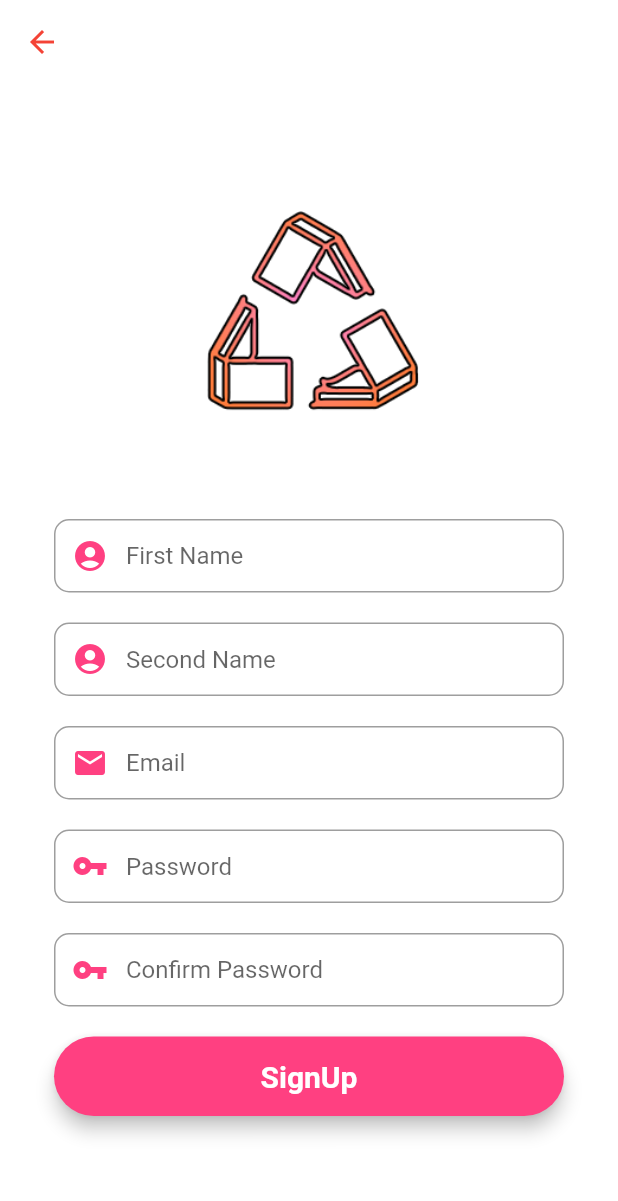
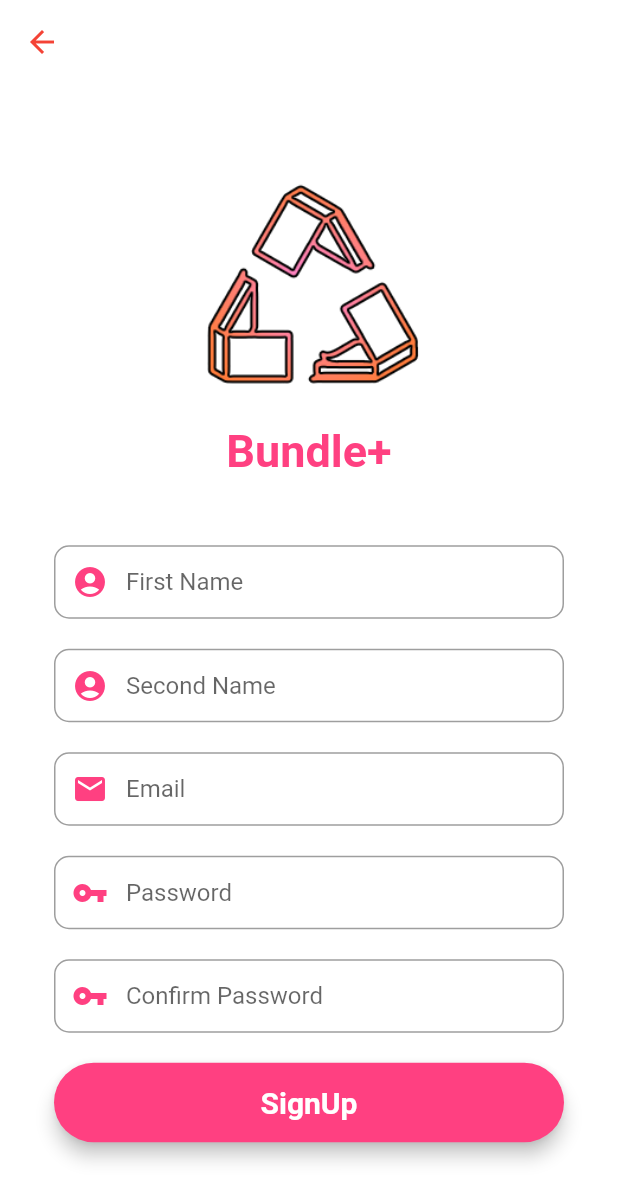
Before and after one commit to Halo-Mobile/bundle-plus-mobile, a Flutter app: the screen it shows after launch, after a tap on "SignUp", on a phone screen of 412 x 824 dp. Shown: the top 1201 px of the screen. Run offline on Flutter 3.47's test engine with Material 2 defaults, Android fonts, the phone set to English and light mode, and no system bars; our stand-ins replace cloud_firestore, firebase_auth, firebase_core, fluttertoast; accounts and stored records are empty; network calls fail.

Commit message:
added text logo, error handling

```diff
--- a/bundle_plus/lib/screens/login.dart
+++ b/bundle_plus/lib/screens/login.dart
@@ -39,16 +39,16 @@ class _LoginScreenState extends State<LoginScreen> {
       },
       textInputAction: TextInputAction.next,
       decoration: InputDecoration(
-        prefixIcon: Icon(
+        prefixIcon: const Icon(
           Icons.mail,
           color: Colors.pinkAccent,
         ),
-        contentPadding: EdgeInsets.fromLTRB(20, 15, 20, 15),
+        contentPadding: const EdgeInsets.fromLTRB(20, 15, 20, 15),
         hintText: "Email",
         border: OutlineInputBorder(
           borderRadius: BorderRadius.circular(10),
         ),
-        focusedBorder: OutlineInputBorder(
+        focusedBorder: const OutlineInputBorder(
           borderSide: BorderSide(
             color: Colors.pinkAccent,
             width: 1.5,
@@ -75,16 +75,16 @@ class _LoginScreenState extends State<LoginScreen> {
       obscureText: true,
       textInputAction: TextInputAction.done,
       decoration: InputDecoration(
-        prefixIcon: Icon(
+        prefixIcon: const Icon(
           Icons.vpn_key,
           color: Colors.pinkAccent,
         ),
-        contentPadding: EdgeInsets.fromLTRB(20, 15, 20, 15),
+        contentPadding: const EdgeInsets.fromLTRB(20, 15, 20, 15),
         hintText: "Password",
         border: OutlineInputBorder(
           borderRadius: BorderRadius.circular(10),
         ),
-        focusedBorder: OutlineInputBorder(
+        focusedBorder: const OutlineInputBorder(
           borderSide: BorderSide(
             color: Colors.pinkAccent,
             width: 1.5,
@@ -98,14 +98,14 @@ class _LoginScreenState extends State<LoginScreen> {
       borderRadius: BorderRadius.circular(30),
       color: Colors.pinkAccent,
       child: MaterialButton(
-        padding: EdgeInsets.fromLTRB(20, 15, 20, 15),
+        padding: const EdgeInsets.fromLTRB(20, 15, 20, 15),
         minWidth: MediaQuery.of(context).size.width,
         onPressed: () {
           // logIn(emailController.text, passwordController.text);
           Navigator.push(
-              context, MaterialPageRoute(builder: (context) => HomeScreen()));
+              context, MaterialPageRoute(builder: (context) => const HomeScreen()));
         },
-        child: Text(
+        child: const Text(
           "Login",
           textAlign: TextAlign.center,
           style: TextStyle(
@@ -133,9 +133,17 @@ class _LoginScreenState extends State<LoginScreen> {
                       child:
                           Image.asset("assets/logo.png", fit: BoxFit.contain),
                     ),
-                    SizedBox(height: 45),
+                    const Text(
+                      'Bundle+',
+                      style: TextStyle(
+                        fontSize: 30,
+                        fontWeight: FontWeight.bold,
+                        color: Colors.pinkAccent,
+                      ),
+                      ),
+                    const SizedBox(height: 45),
                     emailInput,
-                    SizedBox(height: 25),
+                    const SizedBox(height: 25),
                     passwordInput,
                     Row(
                       children: [
@@ -147,7 +155,7 @@ class _LoginScreenState extends State<LoginScreen> {
                             Navigator.push(
                                 context,
                                 MaterialPageRoute(
-                                    builder: (context) => ResetPassword()));
+                                    builder: (context) => const ResetPassword()));
                           },
                           child: const Text(
                             "Forgot your password?",
@@ -159,24 +167,24 @@ class _LoginScreenState extends State<LoginScreen> {
                         ),
                       ],
                     ),
-                    SizedBox(height: 5),
+                    const SizedBox(height: 5),
                     loginButton,
-                    SizedBox(
+                    const SizedBox(
                       height: 15,
                     ),
                     Row(
                       mainAxisAlignment: MainAxisAlignment.center,
                       children: <Widget>[
-                        Text("Don't have an account?"),
+                        const Text("Don't have an account?"),
                         GestureDetector(
                           onTap: () {
                             Navigator.push(
                                 context,
                                 MaterialPageRoute(
                                     builder: (context) =>
-                                        RegistrationScreen()));
+                                        const RegistrationScreen()));
                           },
-                          child: Text(
+                          child: const Text(
                             " SignUp",
                             style: TextStyle(
                               color: Colors.pinkAccent,
@@ -204,7 +212,7 @@ class _LoginScreenState extends State<LoginScreen> {
           .then((uid) => {
                 Fluttertoast.showToast(msg: "Login Sucessful!"),
                 Navigator.of(context).pushReplacement(
-                    MaterialPageRoute(builder: (context) => HomeScreen()))
+                    MaterialPageRoute(builder: (context) => const HomeScreen()))
               })
           .catchError((e) {
         Fluttertoast.showToast(msg: e!.message);
--- a/bundle_plus/lib/screens/registration.dart
+++ b/bundle_plus/lib/screens/registration.dart
@@ -36,7 +36,7 @@ class _RegistrationScreenState extends State<RegistrationScreen> {
         controller: firstNameEditingController,
         keyboardType: TextInputType.name,
         validator: (value) {
-          RegExp regex = new RegExp(r'^.{3,}$');
+          RegExp regex = RegExp(r'^.{3,}$');
           if (value!.isEmpty) {
             return ("First Name cannot be Empty");
           }
@@ -50,11 +50,11 @@ class _RegistrationScreenState extends State<RegistrationScreen> {
         },
         textInputAction: TextInputAction.next,
         decoration: InputDecoration(
-          prefixIcon: Icon(
+          prefixIcon: const Icon(
             Icons.account_circle,
             color: Colors.pinkAccent,
           ),
-          contentPadding: EdgeInsets.fromLTRB(20, 15, 20, 15),
+          contentPadding: const EdgeInsets.fromLTRB(20, 15, 20, 15),
           hintText: "First Name",
           border: OutlineInputBorder(
             borderRadius: BorderRadius.circular(10),
@@ -82,11 +82,11 @@ class _RegistrationScreenState extends State<RegistrationScreen> {
         },
         textInputAction: TextInputAction.next,
         decoration: InputDecoration(
-          prefixIcon: Icon(
+          prefixIcon: const Icon(
             Icons.account_circle,
             color: Colors.pinkAccent,
           ),
-          contentPadding: EdgeInsets.fromLTRB(20, 15, 20, 15),
+          contentPadding: const EdgeInsets.fromLTRB(20, 15, 20, 15),
           hintText: "Second Name",
           border: OutlineInputBorder(
             borderRadius: BorderRadius.circular(10),
@@ -119,11 +119,11 @@ class _RegistrationScreenState extends State<RegistrationScreen> {
         },
         textInputAction: TextInputAction.next,
         decoration: InputDecoration(
-          prefixIcon: Icon(
+          prefixIcon: const Icon(
             Icons.mail,
             color: Colors.pinkAccent,
           ),
-          contentPadding: EdgeInsets.fromLTRB(20, 15, 20, 15),
+          contentPadding: const EdgeInsets.fromLTRB(20, 15, 20, 15),
           hintText: "Email",
           border: OutlineInputBorder(
             borderRadius: BorderRadius.circular(10),
@@ -141,7 +141,7 @@ class _RegistrationScreenState extends State<RegistrationScreen> {
         controller: passwordEditingController,
         obscureText: true,
         validator: (value) {
-          RegExp regex = new RegExp(r'^.{6,}$');
+          RegExp regex = RegExp(r'^.{6,}$');
           if (value!.isEmpty) {
             return ("Password is required for login");
           }
@@ -154,11 +154,11 @@ class _RegistrationScreenState extends State<RegistrationScreen> {
         },
         textInputAction: TextInputAction.next,
         decoration: InputDecoration(
-          prefixIcon: Icon(
+          prefixIcon: const Icon(
             Icons.vpn_key,
             color: Colors.pinkAccent,
           ),
-          contentPadding: EdgeInsets.fromLTRB(20, 15, 20, 15),
+          contentPadding: const EdgeInsets.fromLTRB(20, 15, 20, 15),
           hintText: "Password",
           border: OutlineInputBorder(
             borderRadius: BorderRadius.circular(10),
@@ -187,11 +187,11 @@ class _RegistrationScreenState extends State<RegistrationScreen> {
         },
         textInputAction: TextInputAction.done,
         decoration: InputDecoration(
-          prefixIcon: Icon(
+          prefixIcon: const Icon(
             Icons.vpn_key,
             color: Colors.pinkAccent,
           ),
-          contentPadding: EdgeInsets.fromLTRB(20, 15, 20, 15),
+          contentPadding: const EdgeInsets.fromLTRB(20, 15, 20, 15),
           hintText: "Confirm Password",
           border: OutlineInputBorder(
             borderRadius: BorderRadius.circular(10),
@@ -208,12 +208,12 @@ class _RegistrationScreenState extends State<RegistrationScreen> {
       borderRadius: BorderRadius.circular(30),
       color: Colors.pinkAccent,
       child: MaterialButton(
-          padding: EdgeInsets.fromLTRB(20, 15, 20, 15),
+          padding: const EdgeInsets.fromLTRB(20, 15, 20, 15),
           minWidth: MediaQuery.of(context).size.width,
           onPressed: () {
             signUp(emailEditingController.text, passwordEditingController.text);
           },
-          child: Text(
+          child: const Text(
             "SignUp",
             textAlign: TextAlign.center,
             style: TextStyle(
@@ -227,7 +227,7 @@ class _RegistrationScreenState extends State<RegistrationScreen> {
         backgroundColor: Colors.transparent,
         elevation: 0,
         leading: IconButton(
-          icon: Icon(Icons.arrow_back, color: Colors.red),
+          icon: const Icon(Icons.arrow_back, color: Colors.red),
           onPressed: () {
             // passing this to our root
             Navigator.of(context).pop();
@@ -252,19 +252,27 @@ class _RegistrationScreenState extends State<RegistrationScreen> {
                           "assets/logo.png",
                           fit: BoxFit.contain,
                         )),
-                    SizedBox(height: 45),
+                    const Text(
+                      'Bundle+',
+                      style: TextStyle(
+                        fontSize: 30,
+                        fontWeight: FontWeight.bold,
+                        color: Colors.pinkAccent,
+                      ),
+                    ),
+                    const SizedBox(height: 45),
                     firstNameField,
-                    SizedBox(height: 20),
+                    const SizedBox(height: 20),
                     secondNameField,
-                    SizedBox(height: 20),
+                    const SizedBox(height: 20),
                     emailField,
-                    SizedBox(height: 20),
+                    const SizedBox(height: 20),
                     passwordField,
-                    SizedBox(height: 20),
+                    const SizedBox(height: 20),
                     confirmPasswordField,
-                    SizedBox(height: 20),
+                    const SizedBox(height: 20),
                     signUpButton,
-                    SizedBox(height: 15),
+                    const SizedBox(height: 15),
                   ],
                 ),
               ),
@@ -337,7 +345,7 @@ class _RegistrationScreenState extends State<RegistrationScreen> {
 
     Navigator.pushAndRemoveUntil(
         (context),
-        MaterialPageRoute(builder: (context) => HomeScreen()),
+        MaterialPageRoute(builder: (context) => const HomeScreen()),
         (route) => false);
   }
 }
```
Also changed, not shown: bundle_plus/lib/screens/reset_password.dart (+22 -12 lines), bundle_plus/pubspec.lock, 1 other file.
